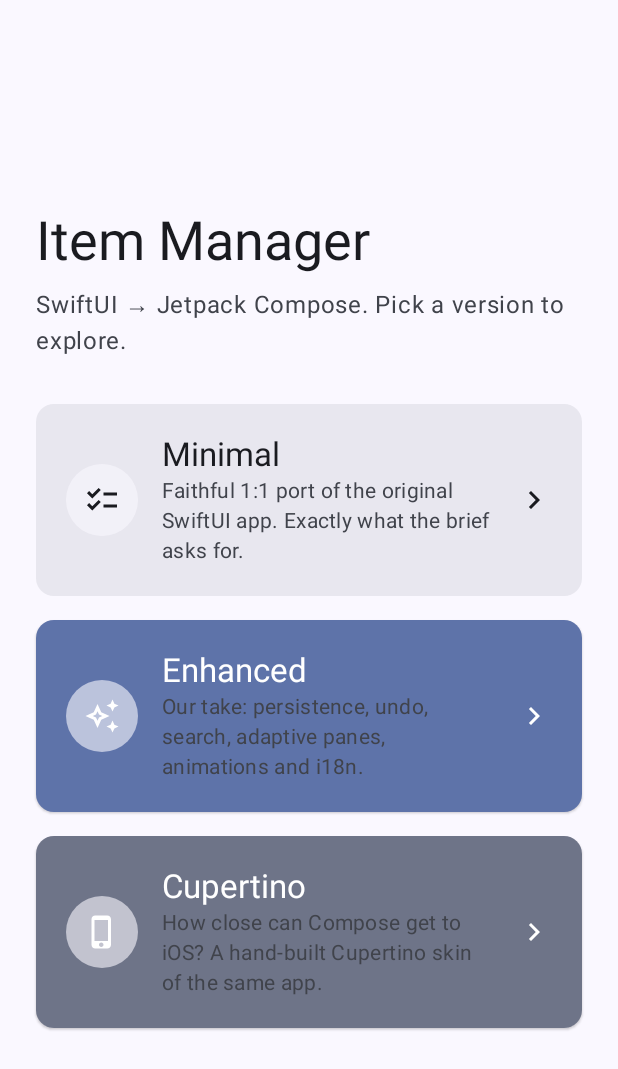
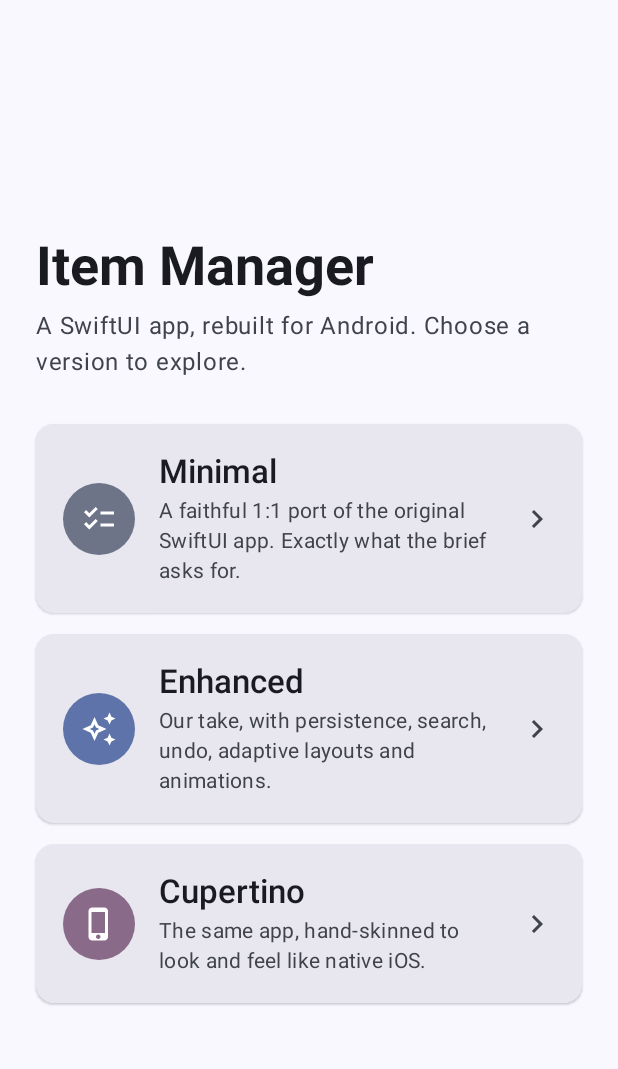
Before and after one commit to Uriel-Cast/AcademyUrielCastillo, an Android app built with Jetpack Compose: the screen it shows after launch (MainActivity), on a phone screen of 412 x 824 dp. Shown: the top 1069 px of the screen. Run offline under Robolectric (Android 15) with nearby library versions, the phone set to English and light mode, and no system bars; our stand-ins replace Room's generated code.

Commit message:
polish(ui): refine launcher and match Cupertino list to the SwiftUI original
Launcher:
- Fix dark-mode contrast bug where the Enhanced card's text was unreadable
  (it sat on primaryContainer with onSurface text colours). All cards now
  share one surfaceContainerHigh surface and are differentiated by a tonal
  icon badge, so text stays legible in light and dark, with or without
  dynamic colour.
- Improve typography and copy; drop the em dashes.

Cupertino list:
- Match the reference: bold (headline) item name over a "Preferito" /
  "Non preferito" caption, with the favorite star trailing, mirroring the
  SwiftUI ItemRowView. Separator inset moved to align with the text.
- Add a circular "liquid glass" toolbar button (iOS 26 style) for the add
  action, with a soft shadow.
- Detail section header now reads "Oggetto", matching Section("Oggetto").

Tests: add a dark-mode launcher golden to lock in the contrast fix; re-record
the affected goldens. 31 unit tests pass (13 screenshot + 18 logic).

```diff
--- a/app/src/main/java/com/urielcast/academytest2026/cupertino/CupertinoColors.kt
+++ b/app/src/main/java/com/urielcast/academytest2026/cupertino/CupertinoColors.kt
@@ -22,6 +22,8 @@ data class CupertinoColors(
     val red: Color,
     val yellow: Color,
     val cellHighlight: Color,
+    /** Fill for the circular "liquid glass" toolbar button (iOS 26 style). */
+    val glassButton: Color,
     val isDark: Boolean,
 )
 
@@ -36,6 +38,7 @@ val LightCupertinoColors = CupertinoColors(
     red = Color(0xFFFF3B30),
     yellow = Color(0xFFFFCC00),
     cellHighlight = Color(0xFFD1D1D6),
+    glassButton = Color(0xFFFFFFFF),
     isDark = false,
 )
 
@@ -50,6 +53,7 @@ val DarkCupertinoColors = CupertinoColors(
     red = Color(0xFFFF453A),
     yellow = Color(0xFFFFD60A),
     cellHighlight = Color(0xFF2C2C2E),
+    glassButton = Color(0xFF2C2C2E),
     isDark = true,
 )
 
--- a/app/src/main/java/com/urielcast/academytest2026/cupertino/CupertinoStrings.kt
+++ b/app/src/main/java/com/urielcast/academytest2026/cupertino/CupertinoStrings.kt
@@ -13,7 +13,8 @@ internal object CupertinoStrings {
     const val SAVE = "Salva"
     const val DELETE = "Elimina"
     const val FAVORITE = "Preferito"
-    const val DETAILS = "Dettagli"
+    const val NOT_FAVORITE = "Non preferito"
+    const val SECTION_ITEM = "Oggetto"
     const val EMPTY_TITLE = "Nessun oggetto"
     const val EMPTY_DESCRIPTION = "Tocca + per aggiungere un oggetto."
 }
--- a/app/src/main/java/com/urielcast/academytest2026/shared/LauncherScreen.kt
+++ b/app/src/main/java/com/urielcast/academytest2026/shared/LauncherScreen.kt
@@ -24,15 +24,21 @@ import androidx.compose.material3.Text
 import androidx.compose.runtime.Composable
 import androidx.compose.ui.Alignment
 import androidx.compose.ui.Modifier
+import androidx.compose.ui.graphics.Color
 import androidx.compose.ui.graphics.vector.ImageVector
+import androidx.compose.ui.text.font.FontWeight
 import androidx.compose.ui.tooling.preview.Preview
 import androidx.compose.ui.unit.dp
 import com.urielcast.academytest2026.ui.theme.AcademyUrielCastilloTheme
 
 /**
- * Landing screen that lets the reviewer choose which build to explore:
- * the [Minimal][onOpenMinimal] 1:1 SwiftUI port, or the [Enhanced][onOpenEnhanced]
- * version. Both live in the same APK so it builds and runs once.
+ * Landing screen that lets the reviewer choose which build to explore: the
+ * [Minimal][onOpenMinimal] 1:1 SwiftUI port, the [Enhanced][onOpenEnhanced]
+ * version, or the [Cupertino][onOpenCupertino] iOS skin. All three live in the
+ * same APK so the project builds and runs once.
+ *
+ * Every card sits on the same readable surface and is differentiated by a tonal
+ * icon badge, so the text stays legible in both light and dark themes.
  */
 @Composable
 fun LauncherScreen(
@@ -44,15 +50,17 @@ fun LauncherScreen(
     Column(
         modifier = modifier
             .fillMaxSize()
-            .padding(24.dp),
+            .padding(horizontal = 24.dp),
         verticalArrangement = Arrangement.Center,
     ) {
         Text(
             text = "Item Manager",
             style = MaterialTheme.typography.displaySmall,
+            fontWeight = FontWeight.Bold,
+            color = MaterialTheme.colorScheme.onSurface,
         )
         Text(
-            text = "SwiftUI → Jetpack Compose. Pick a version to explore.",
+            text = "A SwiftUI app, rebuilt for Android. Choose a version to explore.",
             style = MaterialTheme.typography.bodyLarge,
             color = MaterialTheme.colorScheme.onSurfaceVariant,
             modifier = Modifier.padding(top = 8.dp),
@@ -63,29 +71,32 @@ fun LauncherScreen(
         VersionCard(
             icon = Icons.Outlined.Checklist,
             title = "Minimal",
-            subtitle = "Faithful 1:1 port of the original SwiftUI app. Exactly what the brief asks for.",
+            subtitle = "A faithful 1:1 port of the original SwiftUI app. Exactly what the brief asks for.",
             onClick = onOpenMinimal,
-            containerColor = MaterialTheme.colorScheme.surfaceContainerHigh,
+            badgeColor = MaterialTheme.colorScheme.secondaryContainer,
+            onBadgeColor = MaterialTheme.colorScheme.onSecondaryContainer,
         )
 
-        Spacer(Modifier.size(16.dp))
+        Spacer(Modifier.size(14.dp))
 
         VersionCard(
             icon = Icons.Outlined.AutoAwesome,
             title = "Enhanced",
-            subtitle = "Our take: persistence, undo, search, adaptive panes, animations and i18n.",
+            subtitle = "Our take, with persistence, search, undo, adaptive layouts and animations.",
             onClick = onOpenEnhanced,
-            containerColor = MaterialTheme.colorScheme.primaryContainer,
+            badgeColor = MaterialTheme.colorScheme.primaryContainer,
+            onBadgeColor = MaterialTheme.colorScheme.onPrimaryContainer,
         )
 
-        Spacer(Modifier.size(16.dp))
+        Spacer(Modifier.size(14.dp))
 
         VersionCard(
             icon = Icons.Outlined.PhoneIphone,
             title = "Cupertino",
-            subtitle = "How close can Compose get to iOS? A hand-built Cupertino skin of the same app.",
+            subtitle = "The same app, hand-skinned to look and feel like native iOS.",
             onClick = onOpenCupertino,
-            containerColor = MaterialTheme.colorScheme.secondaryContainer,
+            badgeColor = MaterialTheme.colorScheme.tertiaryContainer,
+            onBadgeColor = MaterialTheme.colorScheme.onTertiaryContainer,
         )
     }
 }
@@ -96,27 +107,30 @@ private fun VersionCard(
     title: String,
     subtitle: String,
     onClick: () -> Unit,
-    containerColor: androidx.compose.ui.graphics.Color,
+    badgeColor: Color,
+    onBadgeColor: Color,
     modifier: Modifier = Modifier,
 ) {
     ElevatedCard(
         onClick = onClick,
         modifier = modifier.fillMaxWidth(),
-        colors = CardDefaults.elevatedCardColors(containerColor = containerColor),
+        colors = CardDefaults.elevatedCardColors(
+            containerColor = MaterialTheme.colorScheme.surfaceContainerHigh,
+        ),
     ) {
         Row(
             modifier = Modifier
                 .fillMaxWidth()
-                .padding(20.dp),
+                .padding(18.dp),
             verticalAlignment = Alignment.CenterVertically,
         ) {
             Surface(
                 shape = CircleShape,
-                color = MaterialTheme.colorScheme.surface.copy(alpha = 0.6f),
+                color = badgeColor,
                 modifier = Modifier.size(48.dp),
             ) {
                 Box(contentAlignment = Alignment.Center) {
-                    Icon(imageVector = icon, contentDescription = null)
+                    Icon(imageVector = icon, contentDescription = null, tint = onBadgeColor)
                 }
             }
 
@@ -125,17 +139,24 @@ private fun VersionCard(
                     .weight(1f)
                     .padding(horizontal = 16.dp),
             ) {
-                Text(text = title, style = MaterialTheme.typography.titleLarge)
+                Text(
+                    text = title,
+                    style = MaterialTheme.typography.titleLarge,
+                    fontWeight = FontWeight.SemiBold,
+                    color = MaterialTheme.colorScheme.onSurface,
+                )
                 Text(
                     text = subtitle,
                     style = MaterialTheme.typography.bodyMedium,
                     color = MaterialTheme.colorScheme.onSurfaceVariant,
+                    modifier = Modifier.padding(top = 2.dp),
                 )
             }
 
             Icon(
                 imageVector = Icons.AutoMirrored.Filled.KeyboardArrowRight,
                 contentDescription = null,
+                tint = MaterialTheme.colorScheme.onSurfaceVariant,
             )
         }
     }
@@ -148,3 +169,11 @@ private fun LauncherScreenPreview() {
         LauncherScreen(onOpenMinimal = {}, onOpenEnhanced = {}, onOpenCupertino = {})
     }
 }
+
+@Preview(showBackground = true, heightDp = 720, uiMode = android.content.res.Configuration.UI_MODE_NIGHT_YES)
+@Composable
+private fun LauncherScreenDarkPreview() {
+    AcademyUrielCastilloTheme(darkTheme = true) {
+        LauncherScreen(onOpenMinimal = {}, onOpenEnhanced = {}, onOpenCupertino = {})
+    }
+}
```
Also changed, not shown: app/src/main/java/com/urielcast/academytest2026/cupertino/CupertinoButtons.kt (+34 -0 lines), app/src/main/java/com/urielcast/academytest2026/cupertino/CupertinoDetailScreen.kt (+5 -4 lines), app/src/main/java/com/urielcast/academytest2026/cupertino/CupertinoListScreen.kt (+20 -4 lines), 6 other files.
